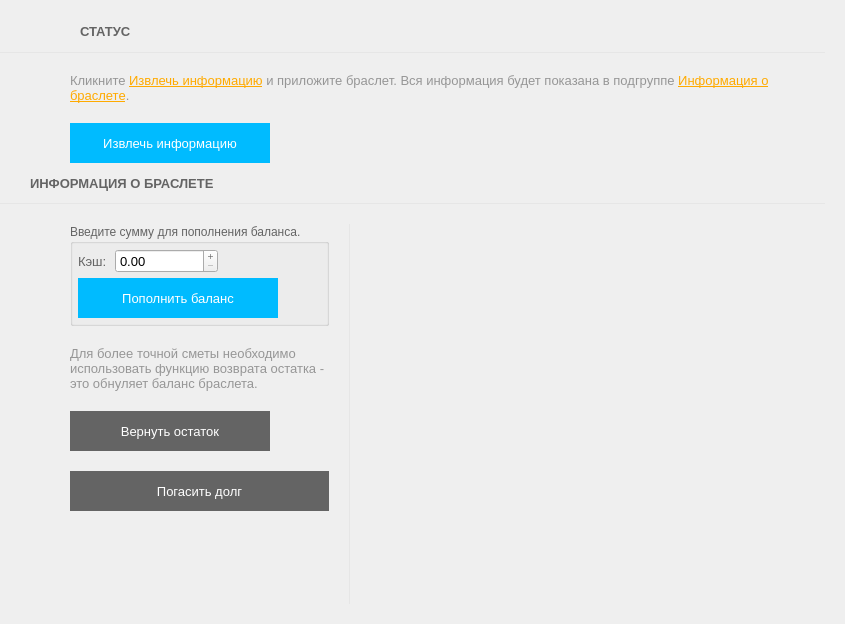
Before: the Qt Designer form Client/forms/StatusForm.ui in Baxulio/Attraction, drawn with Qt 5.
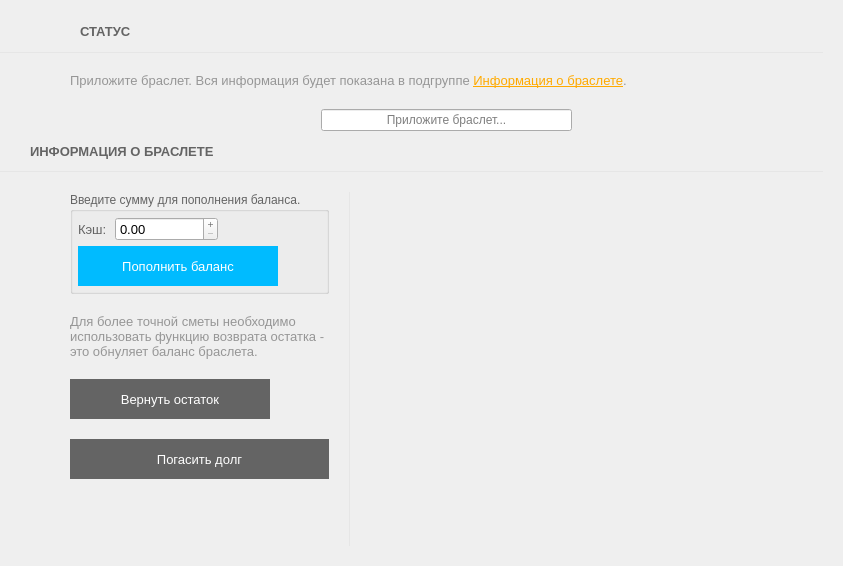
After: the same form once the commit is applied. Icons and pictures are not drawn.

Diff of the .ui file:
```diff
--- a/Client/forms/StatusForm.ui
+++ b/Client/forms/StatusForm.ui
@@ -6,8 +6,8 @@
    <rect>
     <x>0</x>
     <y>0</y>
-    <width>845</width>
-    <height>624</height>
+    <width>843</width>
+    <height>566</height>
    </rect>
   </property>
   <property name="windowTitle">
@@ -180,7 +180,7 @@
           </font>
          </property>
          <property name="text">
-          <string>&lt;html&gt;&lt;head/&gt;&lt;body&gt;&lt;p&gt;&lt;span style=&quot; color:#969696;&quot;&gt;Кликните &lt;/span&gt;&lt;span style=&quot; text-decoration: underline; color:#ffaa00;&quot;&gt;Извлечь информацию&lt;/span&gt;&lt;span style=&quot; color:#969696;&quot;&gt; и приложите браслет. Вся информация будет показана в подгруппе &lt;/span&gt;&lt;span style=&quot; text-decoration: underline; color:#ffaa00;&quot;&gt;Информация о браслете&lt;/span&gt;&lt;span style=&quot; color:#969696;&quot;&gt;.&lt;/span&gt;&lt;/p&gt;&lt;/body&gt;&lt;/html&gt;</string>
+          <string>&lt;html&gt;&lt;head/&gt;&lt;body&gt;&lt;p&gt;&lt;span style=&quot; color:#969696;&quot;&gt;Приложите браслет. Вся информация будет показана в подгруппе &lt;/span&gt;&lt;span style=&quot; text-decoration: underline; color:#ffaa00;&quot;&gt;Информация о браслете&lt;/span&gt;&lt;span style=&quot; color:#969696;&quot;&gt;.&lt;/span&gt;&lt;/p&gt;&lt;/body&gt;&lt;/html&gt;</string>
          </property>
          <property name="wordWrap">
           <bool>true</bool>
@@ -190,38 +190,28 @@
        <item>
         <layout class="QHBoxLayout" name="horizontalLayout_5">
          <item>
-          <widget class="QPushButton" name="retrieve_info_but">
-           <property name="sizePolicy">
-            <sizepolicy hsizetype="Minimum" vsizetype="Minimum">
-             <horstretch>0</horstretch>
-             <verstretch>0</verstretch>
-            </sizepolicy>
+          <spacer name="horizontalSpacer_7">
+           <property name="orientation">
+            <enum>Qt::Horizontal</enum>
            </property>
-           <property name="minimumSize">
+           <property name="sizeHint" stdset="0">
             <size>
-             <width>200</width>
-             <height>40</height>
+             <width>40</width>
+             <height>20</height>
             </size>
            </property>
-           <property name="font">
-            <font>
-             <pointsize>10</pointsize>
-            </font>
+          </spacer>
+         </item>
+         <item>
+          <widget class="QLineEdit" name="lineEdit">
+           <property name="echoMode">
+            <enum>QLineEdit::Password</enum>
            </property>
-           <property name="styleSheet">
-            <string notr="true">QAbstractButton{
-color: rgb(255, 255, 255);
-border:none;
-	background-color: rgb(0, 187, 255);
-}
-QAbstractButton:hover{
-/*background-color: rgb(255, 170, 0);*/
-	background-color: rgb(0, 187, 255, 50%);
-
-}</string>
+           <property name="alignment">
+            <set>Qt::AlignCenter</set>
            </property>
-           <property name="text">
-            <string>Извлечь информацию</string>
+           <property name="placeholderText">
+            <string>Приложите браслет...</string>
            </property>
           </widget>
          </item>
```
Left out of the diff: 20 changed lines with no effect on the pictures.
